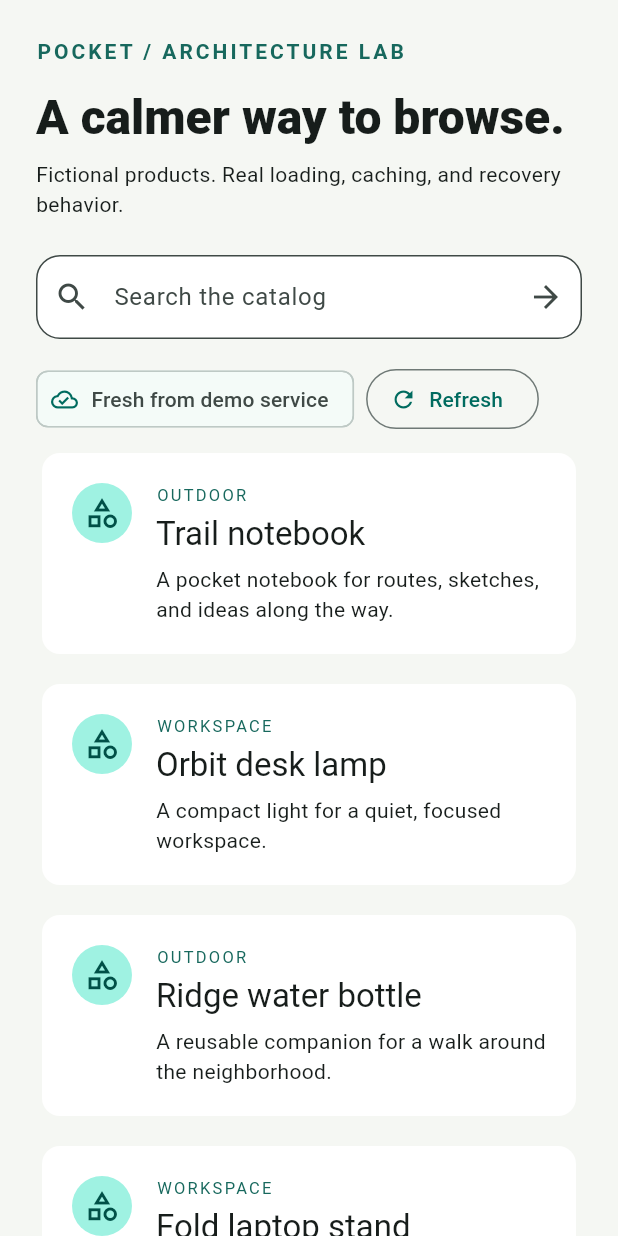
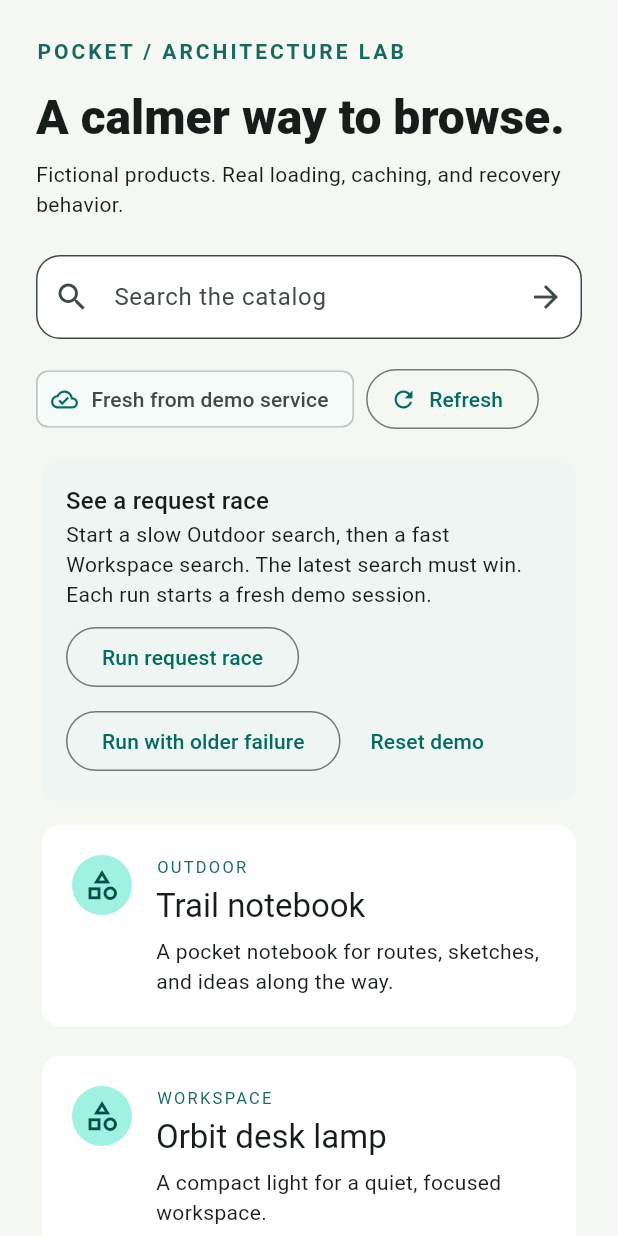
Before and after one commit to RamySaleeb/flutter-mobile-architecture-lab, a Flutter app: the screen it shows after launch, on a phone screen of 412 x 824 dp. Run offline on Flutter 3.47's test engine with Material 3 defaults, Android fonts, the phone set to English and light mode, and no system bars.

Commit message:
feat: demonstrate late responses, stale errors, and safe race reset

```diff
--- a/lib/main.dart
+++ b/lib/main.dart
@@ -35,9 +35,66 @@ class CatalogScreen extends StatefulWidget {
 }
 
 class _CatalogScreenState extends State<CatalogScreen> {
-  late final DemoCatalogService service;
-  late final CatalogController controller;
+  late DemoCatalogService service;
+  late CatalogController controller;
   final search = TextEditingController();
+  bool raceRunning = false;
+  String? raceStatus;
+  int session = 0;
+
+  void resetDemo() {
+    ++session;
+    controller.dispose();
+    setState(() {
+      service = DemoCatalogService();
+      controller = CatalogController(CachedCatalogRepository(service));
+      raceRunning = false;
+      raceStatus = null;
+      search.clear();
+    });
+    unawaited(controller.load(''));
+  }
+
+  Future<void> runRace({bool olderFails = false}) async {
+    final currentSession = ++session;
+    controller.dispose();
+    setState(() {
+      // A fresh session prevents cached or in-flight queries hiding the race.
+      service = DemoCatalogService(
+        delayForQuery: (query) =>
+            Duration(milliseconds: query == 'outdoor' ? 3000 : 750),
+        failsForQuery: (query) => olderFails && query == 'outdoor',
+      );
+      controller = CatalogController(CachedCatalogRepository(service));
+      raceRunning = true;
+      raceStatus =
+          '1. Outdoor started first (3 s).\n'
+          '2. Workspace started second (0.75 s).';
+      search.text = 'workspace';
+    });
+    final older = controller.load('outdoor', force: true);
+    final newer = controller.load('workspace', force: true);
+    await newer;
+    if (!mounted || currentSession != session) return;
+    setState(() {
+      raceStatus =
+          '3. Workspace finished first. Its results are visible.\n'
+          'Outdoor is still pending…';
+    });
+    await older;
+    if (!mounted || currentSession != session) return;
+    setState(() {
+      raceRunning = false;
+      raceStatus = olderFails
+          ? '4. Older Outdoor request failed. Workspace stays visible; '
+                'the old error cannot replace the current search.'
+          : '4. Older Outdoor request finished. Workspace stays visible; '
+                'Outdoor only warmed its own cache.';
+      // The scenario has ended; ordinary browsing uses the normal delay again.
+      service.delayForQuery = null;
+      service.failsForQuery = null;
+    });
+  }
 
   @override
   void initState() {
@@ -49,6 +106,7 @@ class _CatalogScreenState extends State<CatalogScreen> {
 
   @override
   void dispose() {
+    ++session;
     controller.dispose();
     search.dispose();
     super.dispose();
@@ -91,6 +149,7 @@ class _CatalogScreenState extends State<CatalogScreen> {
                   ),
                   const SizedBox(height: 24),
                   TextField(
+                    enabled: !raceRunning,
                     controller: search,
                     textInputAction: TextInputAction.search,
                     onSubmitted: (value) => unawaited(controller.load(value)),
@@ -101,8 +160,9 @@ class _CatalogScreenState extends State<CatalogScreen> {
                       suffixIcon: IconButton(
                         tooltip: 'Search',
                         icon: const Icon(Icons.arrow_forward),
-                        onPressed: () =>
-                            unawaited(controller.load(search.text)),
+                        onPressed: raceRunning
+                            ? null
+                            : () => unawaited(controller.load(search.text)),
                       ),
                     ),
                   ),
@@ -129,11 +189,66 @@ class _CatalogScreenState extends State<CatalogScreen> {
                         ),
                       ),
                       OutlinedButton.icon(
-                        onPressed: state.loading ? null : refresh,
+                        onPressed: state.loading || raceRunning
+                            ? null
+                            : refresh,
                         icon: const Icon(Icons.refresh),
                         label: const Text('Refresh'),
                       ),
                     ],
+                  ),
+                  const SizedBox(height: 12),
+                  Card(
+                    elevation: 0,
+                    child: Padding(
+                      padding: const EdgeInsets.all(16),
+                      child: Column(
+                        crossAxisAlignment: CrossAxisAlignment.start,
+                        children: [
+                          Text(
+                            'See a request race',
+                            style: Theme.of(context).textTheme.titleMedium,
+                          ),
+                          const Text(
+                            'Start a slow Outdoor search, then a fast '
+                            'Workspace search. The latest search must win. '
+                            'Each run starts a fresh demo session.',
+                          ),
+                          const SizedBox(height: 8),
+                          Wrap(
+                            spacing: 8,
+                            runSpacing: 8,
+                            children: [
+                              OutlinedButton(
+                                onPressed: raceRunning
+                                    ? null
+                                    : () => unawaited(runRace()),
+                                child: const Text('Run request race'),
+                              ),
+                              OutlinedButton(
+                                onPressed: raceRunning
+                                    ? null
+                                    : () =>
+                                          unawaited(runRace(olderFails: true)),
+                                child: const Text('Run with older failure'),
+                              ),
+                              TextButton(
+                                onPressed: resetDemo,
+                                child: const Text('Reset demo'),
+                              ),
+                            ],
+                          ),
+                          if (raceStatus != null)
+                            Padding(
+                              padding: const EdgeInsets.only(top: 8),
+                              child: Semantics(
+                                liveRegion: true,
+                                child: Text(raceStatus!),
+                              ),
+                            ),
+                        ],
+                      ),
+                    ),
                   ),
                   if (state.loading)
                     const Padding(
@@ -229,11 +344,13 @@ class _CatalogScreenState extends State<CatalogScreen> {
                             contentPadding: EdgeInsets.zero,
                             title: const Text('Simulate offline'),
                             value: service.offline,
-                            onChanged: (value) =>
-                                setState(() => service.offline = value),
+                            onChanged: raceRunning
+                                ? null
+                                : (value) =>
+                                      setState(() => service.offline = value),
                           ),
                           OutlinedButton(
-                            onPressed: state.loading
+                            onPressed: state.loading || raceRunning
                                 ? null
                                 : () {
                                     service.failNext = true;
```
